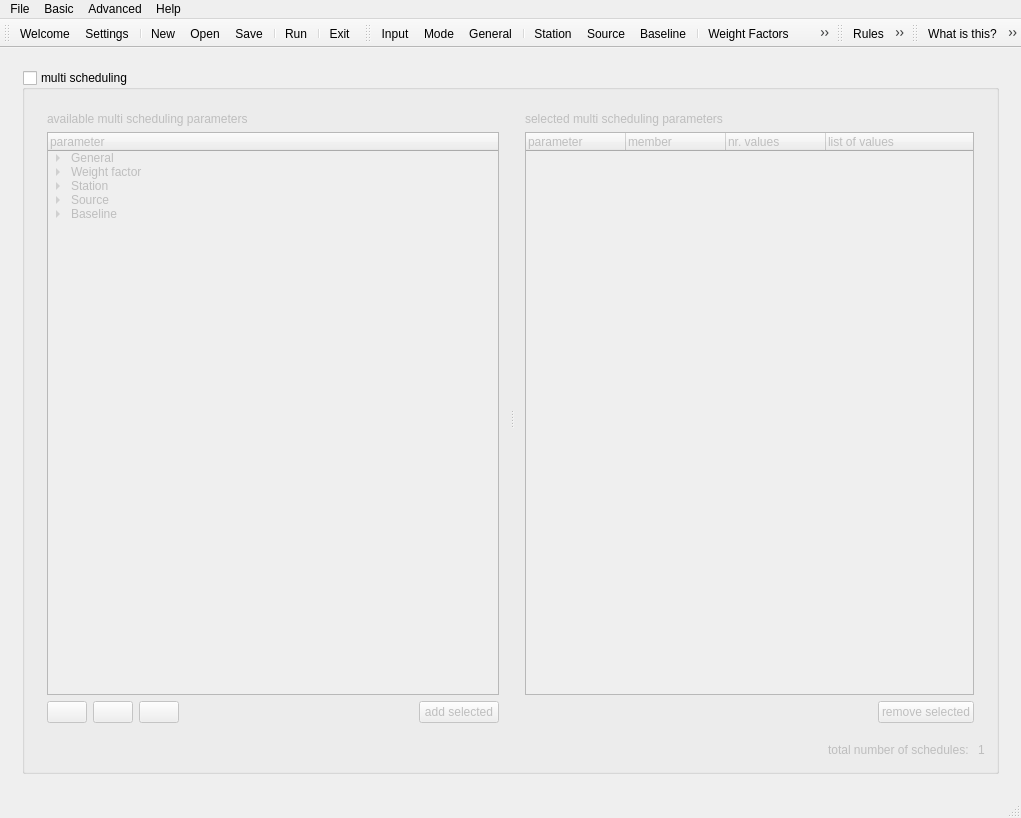
This is mainwindow.ui in TUW-VieVS/VieSchedpp as Qt 5 draws it before an edit. The edited form follows.
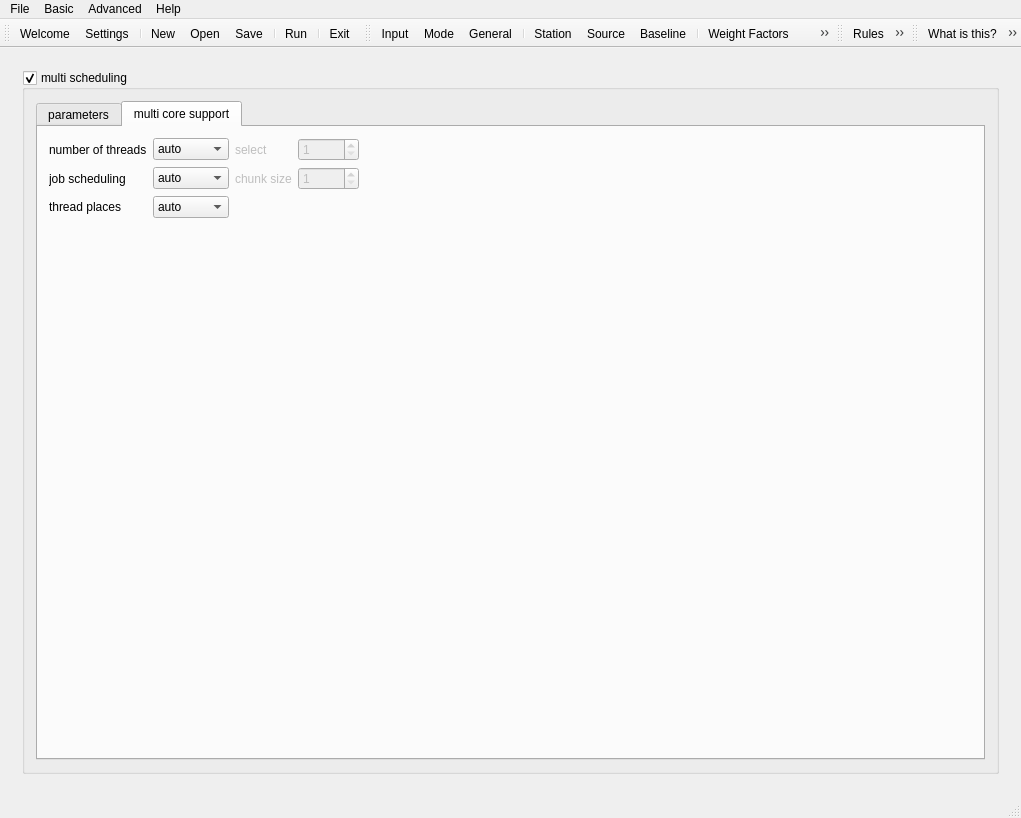
This is the edited form. The open tabs and pages were chosen to show the change. Icons and pictures are not drawn.

Diff of the .ui file:
```diff
--- a/mainwindow.ui
+++ b/mainwindow.ui
@@ -5042,9 +5042,22 @@
            <bool>true</bool>
           </property>
           <property name="checked">
-           <bool>false</bool>
+           <bool>true</bool>
           </property>
-          <layout class="QVBoxLayout" name="verticalLayout_44" stretch="1,0">
+          <layout class="QVBoxLayout" name="verticalLayout_44" stretch="0">
+           <item>
+            <widget class="QTabWidget" name="tabWidget_3">
+             <property name="tabShape">
+              <enum>QTabWidget::Rounded</enum>
+             </property>
+             <property name="currentIndex">
+              <number>0</number>
+             </property>
+             <widget class="QWidget" name="tab_3">
+              <attribute name="title">
+               <string>parameters</string>
+              </attribute>
+              <layout class="QVBoxLayout" name="verticalLayout_48" stretch="1,0">
            <item>
             <widget class="QSplitter" name="splitter_5">
              <property name="orientation">
@@ -5441,6 +5454,185 @@
               </widget>
              </item>
             </layout>
+               </item>
+              </layout>
+             </widget>
+             <widget class="QWidget" name="tab_4">
+              <attribute name="title">
+               <string>multi core support</string>
+              </attribute>
+              <layout class="QVBoxLayout" name="verticalLayout_49">
+               <item>
+                <layout class="QHBoxLayout" name="horizontalLayout_90">
+                 <item>
+                  <layout class="QGridLayout" name="gridLayout_4">
+                   <item row="1" column="2">
+                    <widget class="QLabel" name="label_chunkSize">
+                     <property name="enabled">
+                      <bool>false</bool>
+                     </property>
+                     <property name="text">
+                      <string>chunk size</string>
+                     </property>
+                    </widget>
+                   </item>
+                   <item row="1" column="1">
+                    <widget class="QComboBox" name="comboBox_jobSchedule">
+                     <item>
+                      <property name="text">
+                       <string>auto</string>
+                      </property>
+                     </item>
+                     <item>
+                      <property name="text">
+                       <string>static</string>
+                      </property>
+                     </item>
+                     <item>
+                      <property name="text">
+                       <string>dynamic</string>
+                      </property>
+                     </item>
+                     <item>
+                      <property name="text">
+                       <string>guided</string>
+                      </property>
+                     </item>
+                    </widget>
+                   </item>
+                   <item row="0" column="2">
+                    <widget class="QLabel" name="label_nCores">
+                     <property name="enabled">
+                      <bool>false</bool>
+                     </property>
+                     <property name="text">
+                      <string>select</string>
+                     </property>
+                    </widget>
+                   </item>
+                   <item row="0" column="1">
+                    <widget class="QComboBox" name="comboBox_nThreads">
+                     <item>
+                      <property name="text">
+                       <string>auto</string>
+                      </property>
+                     </item>
+                     <item>
+                      <property name="text">
+                       <string>single</string>
+                      </property>
+                     </item>
+                     <item>
+                      <property name="text">
+                       <string>manual</string>
+                      </property>
+                     </item>
+                    </widget>
+                   </item>
+                   <item row="1" column="0">
+                    <widget class="QLabel" name="label_23">
+                     <property name="text">
+                      <string>job scheduling</string>
+                     </property>
+                    </widget>
+                   </item>
+                   <item row="0" column="0">
+                    <widget class="QLabel" name="label_5">
+                     <property name="text">
+                      <string>number of threads</string>
+                     </property>
+                    </widget>
+                   </item>
+                   <item row="0" column="3">
+                    <widget class="QSpinBox" name="spinBox_nCores">
+                     <property name="enabled">
+                      <bool>false</bool>
+                     </property>
+                     <property name="minimum">
+                      <number>1</number>
+                     </property>
+                     <property name="maximum">
+                      <number>10000</number>
+                     </property>
+                    </widget>
+                   </item>
+                   <item row="1" column="3">
+                    <widget class="QSpinBox" name="spinBox_chunkSize">
+                     <property name="enabled">
+                      <bool>false</bool>
+                     </property>
+                     <property name="minimum">
+                      <number>1</number>
+                     </property>
+                     <property name="maximum">
+                      <number>10000</number>
+                     </property>
+                    </widget>
+                   </item>
+                   <item row="2" column="0">
+                    <widget class="QLabel" name="label_41">
+                     <property name="text">
+                      <string>thread places</string>
+                     </property>
+                    </widget>
+                   </item>
+                   <item row="2" column="1">
+                    <widget class="QComboBox" name="comboBox_threadPlace">
+                     <item>
+                      <property name="text">
+                       <string>auto</string>
+                      </property>
+                     </item>
+                     <item>
+                      <property name="text">
+                       <string>cores</string>
+                      </property>
+                     </item>
+                     <item>
+                      <property name="text">
+                       <string>threads</string>
+                      </property>
+                     </item>
+                     <item>
+                      <property name="text">
+                       <string>sockets</string>
+                      </property>
+                     </item>
+                    </widget>
+                   </item>
+                  </layout>
+                 </item>
+                 <item>
+                  <spacer name="horizontalSpacer_35">
+                   <property name="orientation">
+                    <enum>Qt::Horizontal</enum>
+                   </property>
+                   <property name="sizeHint" stdset="0">
+                    <size>
+                     <width>40</width>
+                     <height>20</height>
+                    </size>
+                   </property>
+                  </spacer>
+                 </item>
+                </layout>
+               </item>
+               <item>
+                <spacer name="verticalSpacer_10">
+                 <property name="orientation">
+                  <enum>Qt::Vertical</enum>
+                 </property>
+                 <property name="sizeHint" stdset="0">
+                  <size>
+                   <width>20</width>
+                   <height>504</height>
+                  </size>
+                 </property>
+                </spacer>
+               </item>
+              </layout>
+             </widget>
+            </widget>
            </item>
           </layout>
          </widget>
```
Left out of the diff: 6 changed lines with no effect on the pictures. Lines whose indentation alone changed are shown as unchanged.
